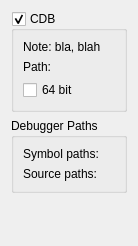
Above: src/plugins/debugger/cdb2/cdboptionspagewidget2.ui from qt-creator/qt-creator before the change. Below: the same form after it.
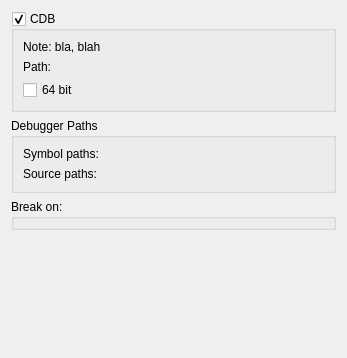
That is the form after the change. Custom widgets are drawn as their Qt base class.

Commit message:
Debugger[New CDB]: Add more fine-grained settings for events/break.
Add options to break on Cpp Exceptions, thread creation, etc.

Diff of the .ui file:
```diff
--- a/src/plugins/debugger/cdb2/cdboptionspagewidget2.ui
+++ b/src/plugins/debugger/cdb2/cdboptionspagewidget2.ui
@@ -6,8 +6,8 @@
    <rect>
     <x>0</x>
     <y>0</y>
-    <width>135</width>
-    <height>246</height>
+    <width>347</width>
+    <height>358</height>
    </rect>
   </property>
   <layout class="QVBoxLayout" name="verticalLayout">
@@ -83,6 +83,13 @@
      </layout>
     </widget>
    </item>
+   <item>
+    <widget class="QGroupBox" name="eventGroupBox">
+     <property name="title">
+      <string>Break on:</string>
+     </property>
+    </widget>
+   </item>
    <item>
     <spacer name="verticalSpacer">
      <property name="orientation">
```
The commit also changes 5 other files.
